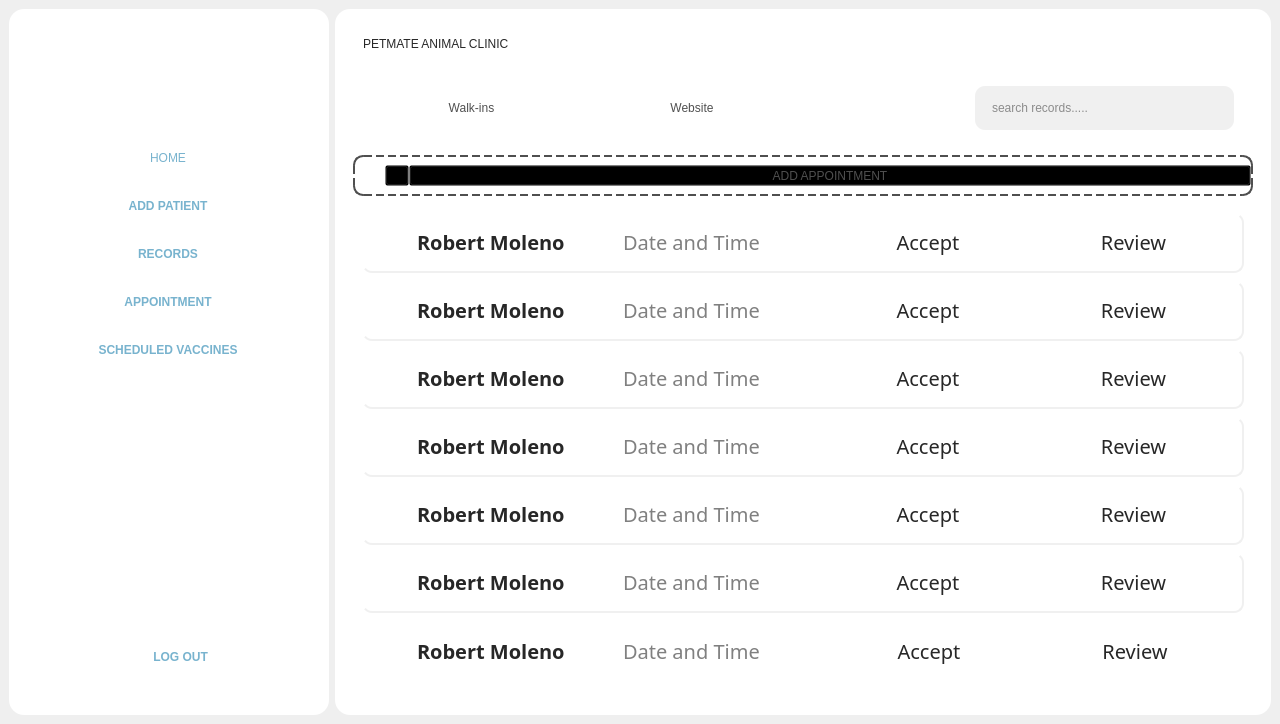
This is Frontend/Home.ui in DreddVDomasian/Petmate-Desktop-Application as Qt 5 draws it before an edit. The edited form follows.
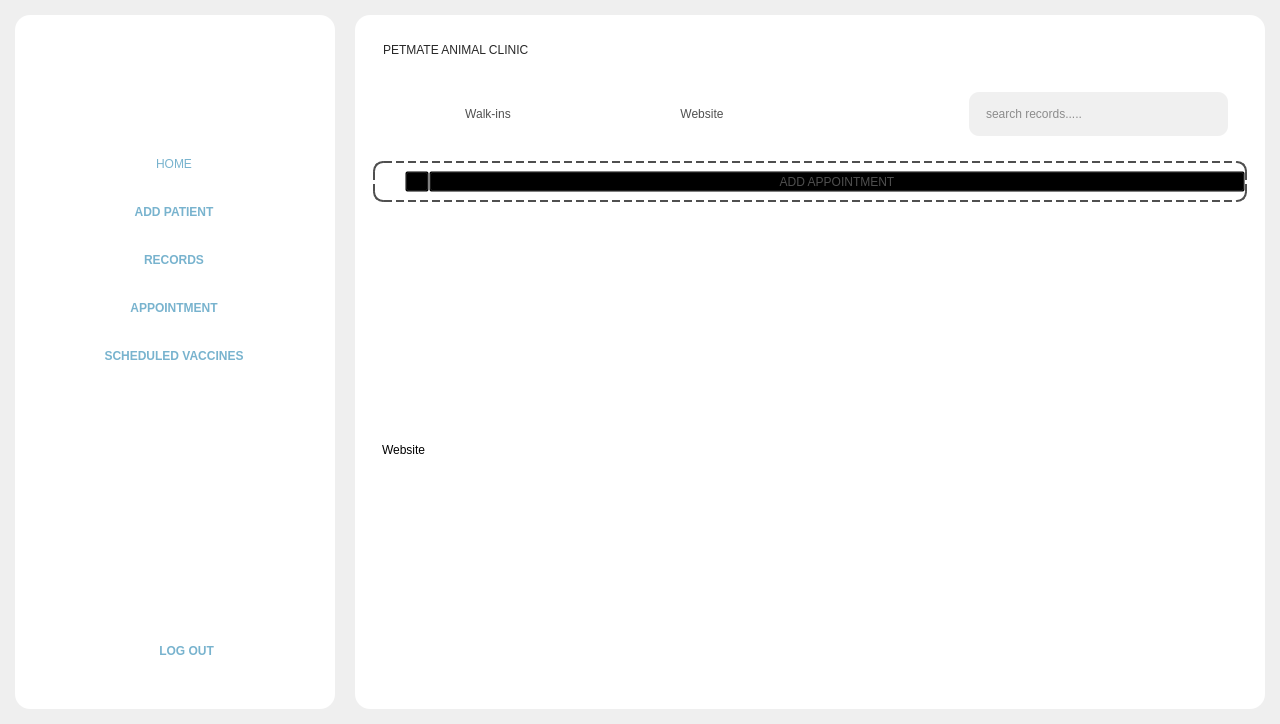
This is the edited form. The open tabs and pages were chosen to show the change. Icons and pictures are not drawn.

Commit message:
Revert "Merge remote-tracking branch 'origin/Appointment' into BackupV1.1"
This reverts commit a7b726de214409be87d1f9c018aef278b276a7a9, reversing
changes made to 9d21a1af0da38a6ad5272f71772efefd24c4b4e8.

What changed in the file:
```diff
--- a/Frontend/Home.ui
+++ b/Frontend/Home.ui
@@ -22,12 +22,6 @@
     <height>720</height>
    </size>
   </property>
-  <property name="maximumSize">
-   <size>
-    <width>16777215</width>
-    <height>16777215</height>
-   </size>
-  </property>
   <property name="windowTitle">
    <string>PETMATE INFORMATION SYSTEM</string>
   </property>
@@ -61,8 +55,23 @@
 }
 </string>
    </property>
-   <layout class="QGridLayout" name="gridLayout_7">
-    <item row="0" column="0">
+   <layout class="QHBoxLayout" name="horizontalLayout_3">
+    <property name="spacing">
+     <number>20</number>
+    </property>
+    <property name="leftMargin">
+     <number>15</number>
+    </property>
+    <property name="topMargin">
+     <number>15</number>
+    </property>
+    <property name="rightMargin">
+     <number>15</number>
+    </property>
+    <property name="bottomMargin">
+     <number>15</number>
+    </property>
+    <item>
      <widget class="QFrame" name="sideNav">
       <property name="enabled">
        <bool>true</bool>
@@ -548,7 +557,7 @@
       </layout>
      </widget>
     </item>
-    <item row="0" column="1">
+    <item>
      <widget class="QFrame" name="MainContent">
       <property name="sizePolicy">
        <sizepolicy hsizetype="Expanding" vsizetype="Preferred">
@@ -2993,8 +3002,8 @@
                    <rect>
                     <x>0</x>
                     <y>0</y>
-                    <width>888</width>
-                    <height>472</height>
+                    <width>874</width>
+                    <height>397</height>
                    </rect>
                   </property>
                   <property name="styleSheet">
@@ -3002,787 +3011,13 @@
                   </property>
                   <layout class="QVBoxLayout" name="verticalLayout_18">
                    <item>
-                    <widget class="QFrame" name="frame_20">
-                     <property name="maximumSize">
-                      <size>
-                       <width>16777215</width>
-                       <height>60</height>
-                      </size>
-                     </property>
+                    <widget class="QLabel" name="label_26">
                      <property name="styleSheet">
-                      <string notr="true">#frame_20{
-	border-right: 2px solid #f0f0f0;
-    border-bottom: 2px solid #f0f0f0;
-    border-radius: 10px;
-}
-</string>
+                      <string notr="true">color:rgb(0, 0, 0);</string>
                      </property>
-                     <property name="frameShape">
-                      <enum>QFrame::Shape::StyledPanel</enum>
+                     <property name="text">
+                      <string>Website</string>
                      </property>
-                     <property name="frameShadow">
-                      <enum>QFrame::Shadow::Raised</enum>
-                     </property>
-                     <layout class="QHBoxLayout" name="horizontalLayout_30">
-                      <item>
-                       <widget class="QLabel" name="label_61">
-                        <property name="maximumSize">
-                         <size>
-                          <width>40</width>
-                          <height>40</height>
-                         </size>
-                        </property>
-                        <property name="styleSheet">
-                         <string notr="true"/>
-                        </property>
-                        <property name="text">
-                         <string/>
-                        </property>
-                        <property name="pixmap">
-                         <pixmap resource="resource.qrc">:/Icons/Icons/UserIcon.png</pixmap>
-                        </property>
-                        <property name="scaledContents">
-                         <bool>true</bool>
-                        </property>
-                       </widget>
-                      </item>
-                      <item>
-                       <widget class="QLabel" name="label_62">
-                        <property name="styleSheet">
-                         <string notr="true">color: #272727;
-font: bold 20px Montserrat;
-</string>
-                        </property>
-                        <property name="text">
-                         <string>Robert Moleno</string>
-                        </property>
-                       </widget>
-                      </item>
-                      <item>
-                       <widget class="QLabel" name="label_63">
-                        <property name="styleSheet">
-                         <string notr="true">color: gray;
-font: 20px Montserrat;</string>
-                        </property>
-                        <property name="text">
-                         <string>Date and Time</string>
-                        </property>
-                       </widget>
-                      </item>
-                      <item>
-                       <widget class="QLabel" name="label_64">
-                        <property name="styleSheet">
-                         <string notr="true">#label_64{
-color: #272727;
-font: 20px Montserrat;
-border-radius: 10px;
-}
-#label_64:hover{
-background-color: #81BFDA;
-border-radius: 10px;
-}</string>
-                        </property>
-                        <property name="text">
-                         <string>Accept</string>
-                        </property>
-                        <property name="alignment">
-                         <set>Qt::AlignmentFlag::AlignCenter</set>
-                        </property>
-                       </widget>
-                      </item>
-                      <item>
-                       <widget class="QLabel" name="label_65">
-                        <property name="styleSheet">
-                         <string notr="true">#label_65{
-color: #272727;
-font: 20px Montserrat;
-}
-#label_65:hover{
-background-color: #FCD597;
-border-radius: 10px;
-}</string>
-                        </property>
-                        <property name="text">
-                         <string>Review</string>
-                        </property>
-                        <property name="alignment">
-                         <set>Qt::AlignmentFlag::AlignCenter</set>
-                        </property>
-                       </widget>
-                      </item>
-                     </layout>
-                    </widget>
-                   </item>
-                   <item>
-                    <widget class="QFrame" name="frame_21">
-                     <property name="maximumSize">
-                      <size>
-                       <width>16777215</width>
-                       <height>60</height>
-                      </size>
-                     </property>
-                     <property name="styleSheet">
-                      <string notr="true">#frame_21{
-	border-right: 2px solid #f0f0f0;
-    border-bottom: 2px solid #f0f0f0;
-    border-radius: 10px;
-}
-</string>
-                     </property>
-                     <property name="frameShape">
-                      <enum>QFrame::Shape::StyledPanel</enum>
-                     </property>
-                     <property name="frameShadow">
-                      <enum>QFrame::Shadow::Raised</enum>
-                     </property>
-                     <layout class="QHBoxLayout" name="horizontalLayout_31">
-                      <item>
-                       <widget class="QLabel" name="label_66">
-                        <property name="maximumSize">
-                         <size>
-                          <width>40</width>
-                          <height>40</height>
-                         </size>
-                        </property>
-                        <property name="styleSheet">
-                         <string notr="true"/>
-                        </property>
-                        <property name="text">
-                         <string/>
-                        </property>
-                        <property name="pixmap">
-                         <pixmap resource="resource.qrc">:/Icons/Icons/UserIcon.png</pixmap>
-                        </property>
-                        <property name="scaledContents">
-                         <bool>true</bool>
-                        </property>
-                       </widget>
-                      </item>
-                      <item>
-                       <widget class="QLabel" name="label_67">
-                        <property name="styleSheet">
-                         <string notr="true">color: #272727;
-font: bold 20px Montserrat;
-</string>
-                        </property>
-                        <property name="text">
-                         <string>Robert Moleno</string>
-                        </property>
-                       </widget>
-                      </item>
-                      <item>
-                       <widget class="QLabel" name="label_68">
-                        <property name="styleSheet">
-                         <string notr="true">color: gray;
-font: 20px Montserrat;</string>
-                        </property>
-                        <property name="text">
-                         <string>Date and Time</string>
-                        </property>
-                       </widget>
-                      </item>
-                      <item>
-                       <widget class="QLabel" name="label_69">
-                        <property name="styleSheet">
-                         <string notr="true">#label_69{
-color: #272727;
-font: 20px Montserrat;
-border-radius: 10px;
-}
-#label_69:hover{
-background-color: #81BFDA;
-border-radius: 10px;
-}</string>
-                        </property>
-                        <property name="text">
-                         <string>Accept</string>
-                        </property>
-                        <property name="alignment">
-                         <set>Qt::AlignmentFlag::AlignCenter</set>
-                        </property>
-                       </widget>
-                      </item>
-                      <item>
-                       <widget class="QLabel" name="label_70">
-                        <property name="styleSheet">
-                         <string notr="true">#label_70{
-color: #272727;
-font: 20px Montserrat;
-}
-#label_70:hover{
-background-color: #FCD597;
-border-radius: 10px;
-}</string>
-                        </property>
-                        <property name="text">
-                         <string>Review</string>
-                        </property>
-                        <property name="alignment">
-                         <set>Qt::AlignmentFlag::AlignCenter</set>
-                        </property>
-                       </widget>
-                      </item>
-                     </layout>
-                    </widget>
-                   </item>
-                   <item>
-                    <widget class="QFrame" name="frame_22">
-                     <property name="maximumSize">
-                      <size>
-                       <width>16777215</width>
-                       <height>60</height>
-                      </size>
-                     </property>
-                     <property name="styleSheet">
-                      <string notr="true">#frame_22{
-	border-right: 2px solid #f0f0f0;
-    border-bottom: 2px solid #f0f0f0;
-    border-radius: 10px;
-}
-</string>
-                     </property>
-                     <property name="frameShape">
-                      <enum>QFrame::Shape::StyledPanel</enum>
-                     </property>
-                     <property name="frameShadow">
-                      <enum>QFrame::Shadow::Raised</enum>
-                     </property>
-                     <layout class="QHBoxLayout" name="horizontalLayout_32">
-                      <item>
-                       <widget class="QLabel" name="label_71">
-                        <property name="maximumSize">
-                         <size>
-                          <width>40</width>
-                          <height>40</height>
-                         </size>
-                        </property>
-                        <property name="styleSheet">
-                         <string notr="true"/>
-                        </property>
-                        <property name="text">
-                         <string/>
-                        </property>
-                        <property name="pixmap">
-                         <pixmap resource="resource.qrc">:/Icons/Icons/UserIcon.png</pixmap>
-                        </property>
-                        <property name="scaledContents">
-                         <bool>true</bool>
-                        </property>
-                       </widget>
-                      </item>
-                      <item>
-                       <widget class="QLabel" name="label_72">
-                        <property name="styleSheet">
-                         <string notr="true">color: #272727;
-font: bold 20px Montserrat;
-</string>
-                        </property>
-                        <property name="text">
-                         <string>Robert Moleno</string>
-                        </property>
-                       </widget>
-                      </item>
-                      <item>
-                       <widget class="QLabel" name="label_73">
-                        <property name="styleSheet">
-                         <string notr="true">color: gray;
-font: 20px Montserrat;</string>
-                        </property>
-                        <property name="text">
-                         <string>Date and Time</string>
-                        </property>
-                       </widget>
-                      </item>
-                      <item>
-                       <widget class="QLabel" name="label_74">
-                        <property name="styleSheet">
-                         <string notr="true">#label_74{
-color: #272727;
-font: 20px Montserrat;
-border-radius: 10px;
-}
-#label_74:hover{
-background-color: #81BFDA;
-border-radius: 10px;
-}</string>
-                        </property>
-                        <property name="text">
-                         <string>Accept</string>
-                        </property>
-                        <property name="alignment">
-                         <set>Qt::AlignmentFlag::AlignCenter</set>
-                        </property>
-                       </widget>
-                      </item>
-                      <item>
-                       <widget class="QLabel" name="label_75">
-                        <property name="styleSheet">
-                         <string notr="true">#label_75{
-color: #272727;
-font: 20px Montserrat;
-}
-#label_75:hover{
-background-color: #FCD597;
-border-radius: 10px;
-}</string>
-                        </property>
-                        <property name="text">
-                         <string>Review</string>
-                        </property>
-                        <property name="alignment">
-                         <set>Qt::AlignmentFlag::AlignCenter</set>
-                        </property>
-                       </widget>
-                      </item>
-                     </layout>
-                    </widget>
-                   </item>
-                   <item>
-                    <widget class="QFrame" name="frame_23">
-                     <property name="maximumSize">
-                      <size>
-                       <width>16777215</width>
-                       <height>60</height>
-                      </size>
-                     </property>
-                     <property name="styleSheet">
-                      <string notr="true">#frame_23{
-	border-right: 2px solid #f0f0f0;
-    border-bottom: 2px solid #f0f0f0;
-    border-radius: 10px;
-}
-</string>
-                     </property>
-                     <property name="frameShape">
-                      <enum>QFrame::Shape::StyledPanel</enum>
-                     </property>
-                     <property name="frameShadow">
-                      <enum>QFrame::Shadow::Raised</enum>
-                     </property>
-                     <layout class="QHBoxLayout" name="horizontalLayout_33">
-                      <item>
-                       <widget class="QLabel" name="label_76">
-                        <property name="maximumSize">
-                         <size>
-                          <width>40</width>
-                          <height>40</height>
-                         </size>
-                        </property>
-                        <property name="styleSheet">
-                         <string notr="true"/>
-                        </property>
-                        <property name="text">
-                         <string/>
-                        </property>
-                        <property name="pixmap">
-                         <pixmap resource="resource.qrc">:/Icons/Icons/UserIcon.png</pixmap>
-                        </property>
-                        <property name="scaledContents">
-                         <bool>true</bool>
-                        </property>
-                       </widget>
-                      </item>
-                      <item>
-                       <widget class="QLabel" name="label_77">
-                        <property name="styleSheet">
-                         <string notr="true">color: #272727;
-font: bold 20px Montserrat;
-</string>
-                        </property>
-                        <property name="text">
-                         <string>Robert Moleno</string>
-                        </property>
-                       </widget>
-                      </item>
-                      <item>
-                       <widget class="QLabel" name="label_78">
-                        <property name="styleSheet">
-                         <string notr="true">color: gray;
-font: 20px Montserrat;</string>
-                        </property>
-                        <property name="text">
-                         <string>Date and Time</string>
-                        </property>
-                       </widget>
-                      </item>
-                      <item>
-                       <widget class="QLabel" name="label_79">
-                        <property name="styleSheet">
-                         <string notr="true">#label_79{
-color: #272727;
-font: 20px Montserrat;
-border-radius: 10px;
-}
-#label_79:hover{
-background-color: #81BFDA;
-border-radius: 10px;
-}</string>
-                        </property>
-                        <property name="text">
-                         <string>Accept</string>
-                        </property>
-                        <property name="alignment">
-                         <set>Qt::AlignmentFlag::AlignCenter</set>
-                        </property>
-                       </widget>
-                      </item>
-                      <item>
-                       <widget class="QLabel" name="label_80">
-                        <property name="styleSheet">
-                         <string notr="true">#label_80{
-color: #272727;
-font: 20px Montserrat;
-}
-#label_80:hover{
-background-color: #FCD597;
-border-radius: 10px;
-}</string>
-                        </property>
-                        <property name="text">
-                         <string>Review</string>
-                        </property>
-                        <property name="alignment">
-                         <set>Qt::AlignmentFlag::AlignCenter</set>
-                        </property>
-                       </widget>
-                      </item>
-                     </layout>
-                    </widget>
-                   </item>
-                   <item>
-                    <widget class="QFrame" name="frame_24">
-                     <property name="maximumSize">
-                      <size>
-                       <width>16777215</width>
-                       <height>60</height>
-                      </size>
-                     </property>
-                     <property name="styleSheet">
-                      <string notr="true">#frame_24{
-	border-right: 2px solid #f0f0f0;
-    border-bottom: 2px solid #f0f0f0;
-    border-radius: 10px;
-}
-</string>
-                     </property>
-                     <property name="frameShape">
-                      <enum>QFrame::Shape::StyledPanel</enum>
-                     </property>
-                     <property name="frameShadow">
-                      <enum>QFrame::Shadow::Raised</enum>
-                     </property>
-                     <layout class="QHBoxLayout" name="horizontalLayout_34">
-                      <item>
-                       <widget class="QLabel" name="label_81">
-                        <property name="maximumSize">
-                         <size>
-                          <width>40</width>
-                          <height>40</height>
-                         </size>
-                        </property>
-                        <property name="styleSheet">
-                         <string notr="true"/>
-                        </property>
-                        <property name="text">
-                         <string/>
-                        </property>
-                        <property name="pixmap">
-                         <pixmap resource="resource.qrc">:/Icons/Icons/UserIcon.png</pixmap>
-                        </property>
-                        <property name="scaledContents">
-                         <bool>true</bool>
-                        </property>
-                       </widget>
-                      </item>
-                      <item>
-                       <widget class="QLabel" name="label_82">
-                        <property name="styleSheet">
-                         <string notr="true">color: #272727;
-font: bold 20px Montserrat;
-</string>
-                        </property>
-                        <property name="text">
-                         <string>Robert Moleno</string>
-                        </property>
-                       </widget>
-                      </item>
-                      <item>
-                       <widget class="QLabel" name="label_83">
-                        <property name="styleSheet">
-                         <string notr="true">color: gray;
-font: 20px Montserrat;</string>
-                        </property>
-                        <property name="text">
-                         <string>Date and Time</string>
-                        </property>
-                       </widget>
-                      </item>
-                      <item>
-                       <widget class="QLabel" name="label_84">
-                        <property name="styleSheet">
-                         <string notr="true">#label_84{
-color: #272727;
-font: 20px Montserrat;
-border-radius: 10px;
-}
-#label_84:hover{
-background-color: #81BFDA;
-border-radius: 10px;
-}</string>
-                        </property>
-                        <property name="text">
-                         <string>Accept</string>
-                        </property>
-                        <property name="alignment">
-                         <set>Qt::AlignmentFlag::AlignCenter</set>
-                        </property>
-                       </widget>
-                      </item>
-                      <item>
-                       <widget class="QLabel" name="label_85">
-                        <property name="styleSheet">
-                         <string notr="true">#label_85{
-color: #272727;
-font: 20px Montserrat;
-}
-#label_85:hover{
-background-color: #FCD597;
-border-radius: 10px;
-}</string>
-                        </property>
-                        <property name="text">
-                         <string>Review</string>
-                        </property>
-                        <property name="alignment">
-                         <set>Qt::AlignmentFlag::AlignCenter</set>
-                        </property>
-                       </widget>
-                      </item>
-                     </layout>
-                    </widget>
-                   </item>
-                   <item>
-                    <widget class="QFrame" name="frame_25">
-                     <property name="maximumSize">
-                      <size>
-                       <width>16777215</width>
-                       <height>60</height>
-                      </size>
-                     </property>
-                     <property name="styleSheet">
-                      <string notr="true">#frame_25{
-	border-right: 2px solid #f0f0f0;
-    border-bottom: 2px solid #f0f0f0;
-    border-radius: 10px;
-}
-</string>
-                     </property>
-                     <property name="frameShape">
-                      <enum>QFrame::Shape::StyledPanel</enum>
-                     </property>
-                     <property name="frameShadow">
-                      <enum>QFrame::Shadow::Raised</enum>
-                     </property>
-                     <layout class="QHBoxLayout" name="horizontalLayout_35">
-                      <item>
-                       <widget class="QLabel" name="label_86">
-                        <property name="maximumSize">
-                         <size>
-                          <width>40</width>
-                          <height>40</height>
-                         </size>
-                        </property>
-                        <property name="styleSheet">
-                         <string notr="true"/>
-                        </property>
-                        <property name="text">
-                         <string/>
-                        </property>
-                        <property name="pixmap">
-                         <pixmap resource="resource.qrc">:/Icons/Icons/UserIcon.png</pixmap>
-                        </property>
-                        <property name="scaledContents">
-                         <bool>true</bool>
-                        </property>
-                       </widget>
-                      </item>
-                      <item>
-                       <widget class="QLabel" name="label_87">
-                        <property name="styleSheet">
-                         <string notr="true">color: #272727;
-font: bold 20px Montserrat;
-</string>
-                        </property>
-                        <property name="text">
-                         <string>Robert Moleno</string>
-                        </property>
-                       </widget>
-                      </item>
-                      <item>
-                       <widget class="QLabel" name="label_88">
-                        <property name="styleSheet">
-                         <string notr="true">color: gray;
-font: 20px Montserrat;</string>
-                        </property>
-                        <property name="text">
-                         <string>Date and Time</string>
-                        </property>
-                       </widget>
-                      </item>
-                      <item>
-                       <widget class="QLabel" name="label_89">
-                        <property name="styleSheet">
-                         <string notr="true">#label_89{
-color: #272727;
-font: 20px Montserrat;
-border-radius: 10px;
-}
-#label_89:hover{
-background-color: #81BFDA;
-border-radius: 10px;
-}</string>
-                        </property>
-                        <property name="text">
-                         <string>Accept</string>
-                        </property>
-                        <property name="alignment">
-                         <set>Qt::AlignmentFlag::AlignCenter</set>
-                        </property>
-                       </widget>
-                      </item>
-                      <item>
-                       <widget class="QLabel" name="label_90">
-                        <property name="styleSheet">
-                         <string notr="true">#label_90{
-color: #272727;
-font: 20px Montserrat;
-}
-#label_90:hover{
-background-color: #FCD597;
-border-radius: 10px;
-}</string>
-                        </property>
-                        <property name="text">
-                         <string>Review</string>
-                        </property>
-                        <property name="alignment">
-                         <set>Qt::AlignmentFlag::AlignCenter</set>
-                        </property>
-                       </widget>
-                      </item>
-                     </layout>
-                    </widget>
-                   </item>
-                   <item>
-                    <widget class="QFrame" name="frame_26">
-                     <property name="maximumSize">
-                      <size>
-                       <width>16777215</width>
-                       <height>60</height>
-                      </size>
-                     </property>
-                     <property name="styleSheet">
-                      <string notr="true">#frame_25{
-	border-right: 2px solid #f0f0f0;
-    border-bottom: 2px solid #f0f0f0;
-    border-radius: 10px;
-}
-</string>
-                     </property>
-                     <property name="frameShape">
-                      <enum>QFrame::Shape::StyledPanel</enum>
-                     </property>
-                     <property name="frameShadow">
-                      <enum>QFrame::Shadow::Raised</enum>
-                     </property>
-                     <layout class="QHBoxLayout" name="horizontalLayout_36">
-                      <item>
-                       <widget class="QLabel" name="label_91">
-                        <property name="maximumSize">
-                         <size>
-                          <width>40</width>
-                          <height>40</height>
-                         </size>
-                        </property>
-                        <property name="styleSheet">
-                         <string notr="true"/>
-                        </property>
-                        <property name="text">
-                         <string/>
-                        </property>
-                        <property name="pixmap">
-                         <pixmap resource="resource.qrc">:/Icons/Icons/UserIcon.png</pixmap>
-                        </property>
-                        <property name="scaledContents">
-                         <bool>true</bool>
-                        </property>
-                       </widget>
-                      </item>
-                      <item>
-                       <widget class="QLabel" name="label_92">
-                        <property name="styleSheet">
-                         <string notr="true">color: #272727;
-font: bold 20px Montserrat;
-</string>
-                        </property>
-                        <property name="text">
-                         <string>Robert Moleno</string>
-                        </property>
-                       </widget>
-                      </item>
-                      <item>
-                       <widget class="QLabel" name="label_93">
-                        <property name="styleSheet">
-                         <string notr="true">color: gray;
-font: 20px Montserrat;</string>
-                        </property>
-                        <property name="text">
-                         <string>Date and Time</string>
-                        </property>
-                       </widget>
-                      </item>
-                      <item>
-                       <widget class="QLabel" name="label_94">
-                        <property name="styleSheet">
-                         <string notr="true">#label_94{
-color: #272727;
-font: 20px Montserrat;
-border-radius: 10px;
-}
-#label_94:hover{
-background-color: #81BFDA;
-border-radius: 10px;
-}</string>
-                        </property>
-                        <property name="text">
-                         <string>Accept</string>
-                        </property>
-                        <property name="alignment">
-                         <set>Qt::AlignmentFlag::AlignCenter</set>
-                        </property>
-                       </widget>
-                      </item>
-                      <item>
-                       <widget class="QLabel" name="label_95">
-                        <property name="styleSheet">
-                         <string notr="true">#label_95{
-color: #272727;
-font: 20px Montserrat;
-}
-#label_95:hover{
-background-color: #FCD597;
-border-radius: 10px;
-}</string>
-                        </property>
-                        <property name="text">
-                         <string>Review</string>
-                        </property>
-                        <property name="alignment">
-                         <set>Qt::AlignmentFlag::AlignCenter</set>
-                        </property>
-                       </widget>
-                      </item>
-                     </layout>
                     </widget>
                    </item>
                   </layout>
```
Left out of the diff: 932 changed lines with no effect on the pictures. The commit also changes 2 other files.
